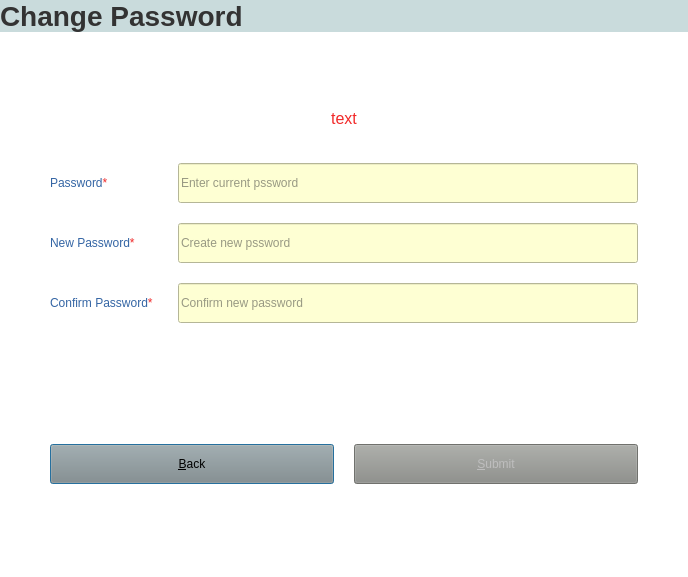
The window that ui_files/credentials.ui (mosleuddin/ExpenseTracker) describes before a commit, drawn with Qt 5.
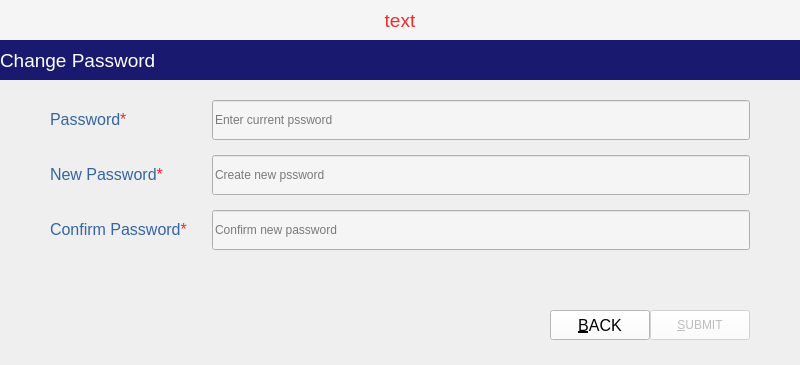
The same window after the commit. Icons and pictures are not drawn.

What changed in the file:
```diff
--- a/ui_files/credentials.ui
+++ b/ui_files/credentials.ui
@@ -9,8 +9,8 @@
    <rect>
     <x>0</x>
     <y>0</y>
-    <width>688</width>
-    <height>577</height>
+    <width>800</width>
+    <height>365</height>
    </rect>
   </property>
   <property name="sizePolicy">
@@ -28,7 +28,7 @@
   <property name="maximumSize">
    <size>
     <width>800</width>
-    <height>600</height>
+    <height>500</height>
    </size>
   </property>
   <property name="font">
@@ -42,11 +42,11 @@
     <normaloff>:/icons/expense_tracker_sm.png</normaloff>:/icons/expense_tracker_sm.png</iconset>
   </property>
   <property name="styleSheet">
-   <string notr="true">background-color: rgb(255, 255,255);</string>
+   <string notr="true"/>
   </property>
   <layout class="QVBoxLayout" name="verticalLayout">
    <property name="spacing">
-    <number>15</number>
+    <number>0</number>
    </property>
    <property name="leftMargin">
     <number>0</number>
@@ -58,56 +58,30 @@
     <number>0</number>
    </property>
    <property name="bottomMargin">
-    <number>6</number>
+    <number>0</number>
    </property>
-   <item>
-    <widget class="QLabel" name="labelHeading">
-     <property name="font">
-      <font>
-       <pointsize>14</pointsize>
-       <bold>false</bold>
-       <underline>false</underline>
-      </font>
-     </property>
-     <property name="styleSheet">
-      <string notr="true">color: rgb(51, 51, 51);
-background-color: rgb(201, 219, 220);</string>
-     </property>
-     <property name="text">
-      <string>&lt;h2&gt;Change Password
-</string>
-     </property>
-     <property name="alignment">
-      <set>Qt::AlignLeading|Qt::AlignLeft|Qt::AlignVCenter</set>
-     </property>
-     <property name="margin">
-      <number>10</number>
-     </property>
-    </widget>
-   </item>
-   <item>
-    <spacer name="verticalSpacer_3">
-     <property name="orientation">
-      <enum>Qt::Vertical</enum>
-     </property>
-     <property name="sizeHint" stdset="0">
-      <size>
-       <width>20</width>
-       <height>40</height>
-      </size>
-     </property>
-    </spacer>
-   </item>
    <item>
     <widget class="QLabel" name="labelMessage">
+     <property name="minimumSize">
+      <size>
+       <width>0</width>
+       <height>40</height>
+      </size>
+     </property>
+     <property name="maximumSize">
+      <size>
+       <width>16777215</width>
+       <height>40</height>
+      </size>
+     </property>
      <property name="font">
       <font>
-       <pointsize>12</pointsize>
-       <bold>false</bold>
+       <pointsize>14</pointsize>
       </font>
      </property>
      <property name="styleSheet">
-      <string notr="true">color: rgb(241, 42, 42);</string>
+      <string notr="true">color: rgb(241, 42, 42);
+background-color: rgb(245, 245, 245);</string>
      </property>
      <property name="text">
       <string>text</string>
@@ -115,6 +89,45 @@
      <property name="alignment">
       <set>Qt::AlignCenter</set>
      </property>
+     <property name="margin">
+      <number>10</number>
+     </property>
+    </widget>
+   </item>
+   <item>
+    <widget class="QLabel" name="labelHeading">
+     <property name="minimumSize">
+      <size>
+       <width>0</width>
+       <height>40</height>
+      </size>
+     </property>
+     <property name="maximumSize">
+      <size>
+       <width>16777215</width>
+       <height>40</height>
+      </size>
+     </property>
+     <property name="font">
+      <font>
+       <pointsize>14</pointsize>
+       <bold>false</bold>
+       <underline>false</underline>
+      </font>
+     </property>
+     <property name="styleSheet">
+      <string notr="true">color: rgb(255, 255, 255);
+background-color: rgb(25, 25, 112);</string>
+     </property>
+     <property name="text">
+      <string>Change Password</string>
+     </property>
+     <property name="alignment">
+      <set>Qt::AlignLeading|Qt::AlignLeft|Qt::AlignVCenter</set>
+     </property>
+     <property name="margin">
+      <number>10</number>
+     </property>
     </widget>
    </item>
    <item>
@@ -123,7 +136,7 @@
       <number>25</number>
      </property>
      <property name="verticalSpacing">
-      <number>20</number>
+      <number>15</number>
      </property>
      <property name="leftMargin">
       <number>50</number>
@@ -135,7 +148,7 @@
       <number>50</number>
      </property>
      <property name="bottomMargin">
-      <number>25</number>
+      <number>30</number>
      </property>
      <item row="0" column="0">
       <widget class="QLabel" name="labelCurrentPassword">
@@ -147,6 +160,7 @@
        </property>
        <property name="font">
         <font>
+         <pointsize>12</pointsize>
          <bold>false</bold>
         </font>
        </property>
@@ -179,8 +193,8 @@
         <string>username should be 4 to 12 characters long</string>
        </property>
        <property name="styleSheet">
-        <string notr="true">background-color: rgb(254, 255, 211);
-color: rgb(51, 51, 51);</string>
+        <string notr="true">background-color: rgb(245,245,245);
+</string>
        </property>
        <property name="text">
         <string/>
@@ -206,6 +220,7 @@
        </property>
        <property name="font">
         <font>
+         <pointsize>12</pointsize>
          <bold>false</bold>
          <underline>false</underline>
         </font>
@@ -239,8 +254,8 @@
         <string>username should be 4 to 12 characters long</string>
        </property>
        <property name="styleSheet">
-        <string notr="true">background-color: rgb(254, 255, 211);
-color: rgb(51, 51, 51);</string>
+        <string notr="true">background-color: rgb(245,245,245);
+</string>
        </property>
        <property name="inputMask">
         <string/>
@@ -268,7 +283,9 @@
         </size>
        </property>
        <property name="font">
-        <font/>
+        <font>
+         <pointsize>12</pointsize>
+        </font>
        </property>
        <property name="styleSheet">
         <string notr="true">color: rgb(32, 74, 135);</string>
@@ -296,8 +313,8 @@
         <font/>
        </property>
        <property name="styleSheet">
-        <string notr="true">background-color: rgb(254, 255, 211);
-color: rgb(51, 51, 51);</string>
+        <string notr="true">background-color: rgb(245,245,245);
+</string>
        </property>
        <property name="maxLength">
         <number>12</number>
@@ -312,23 +329,10 @@
      </item>
     </layout>
    </item>
-   <item>
-    <spacer name="verticalSpacer_2">
-     <property name="orientation">
-      <enum>Qt::Vertical</enum>
-     </property>
-     <property name="sizeHint" stdset="0">
-      <size>
-       <width>20</width>
-       <height>40</height>
-      </size>
-     </property>
-    </spacer>
-   </item>
    <item>
     <layout class="QHBoxLayout" name="horizontalLayout">
      <property name="spacing">
-      <number>20</number>
+      <number>0</number>
      </property>
      <property name="leftMargin">
       <number>50</number>
@@ -342,6 +346,19 @@
      <property name="bottomMargin">
       <number>25</number>
      </property>
+     <item>
+      <spacer name="horizontalSpacer">
+       <property name="orientation">
+        <enum>Qt::Horizontal</enum>
+       </property>
+       <property name="sizeHint" stdset="0">
+        <size>
+         <width>40</width>
+         <height>20</height>
+        </size>
+       </property>
+      </spacer>
+     </item>
      <item>
       <widget class="QPushButton" name="buttonBack">
        <property name="enabled">
@@ -355,19 +372,26 @@
        </property>
        <property name="minimumSize">
         <size>
-         <width>150</width>
-         <height>40</height>
+         <width>100</width>
+         <height>30</height>
+        </size>
+       </property>
+       <property name="maximumSize">
+        <size>
+         <width>100</width>
+         <height>30</height>
         </size>
        </property>
        <property name="font">
-        <font/>
+        <font>
+         <pointsize>12</pointsize>
+        </font>
        </property>
        <property name="styleSheet">
-        <string notr="true">background-color: rgb(136, 138, 133);
-</string>
+        <string notr="true">background-color: rgb(255, 255, 255);</string>
        </property>
        <property name="text">
-        <string>&amp;Back</string>
+        <string>&amp;BACK</string>
        </property>
        <property name="icon">
         <iconset>
@@ -382,41 +406,36 @@
        </property>
        <property name="minimumSize">
         <size>
-         <width>150</width>
-         <height>40</height>
+         <width>100</width>
+         <height>30</height>
+        </size>
+       </property>
+       <property name="maximumSize">
+        <size>
+         <width>100</width>
+         <height>30</height>
         </size>
        </property>
        <property name="font">
         <font/>
        </property>
        <property name="styleSheet">
-        <string notr="true">background-color: rgb(136, 138, 133);
-</string>
+        <string notr="true">background-color: rgb(255, 255, 255);</string>
        </property>
        <property name="text">
-        <string>&amp;Submit</string>
+        <string>&amp;SUBMIT</string>
        </property>
        <property name="icon">
         <iconset>
          <normaloff>../src/icons/ok.png</normaloff>../src/icons/ok.png</iconset>
        </property>
+       <property name="default">
+        <bool>true</bool>
+       </property>
       </widget>
      </item>
     </layout>
    </item>
-   <item>
-    <spacer name="verticalSpacer">
-     <property name="orientation">
-      <enum>Qt::Vertical</enum>
-     </property>
-     <property name="sizeHint" stdset="0">
-      <size>
-       <width>20</width>
-       <height>40</height>
-      </size>
-     </property>
-    </spacer>
-   </item>
   </layout>
  </widget>
  <resources>
```
